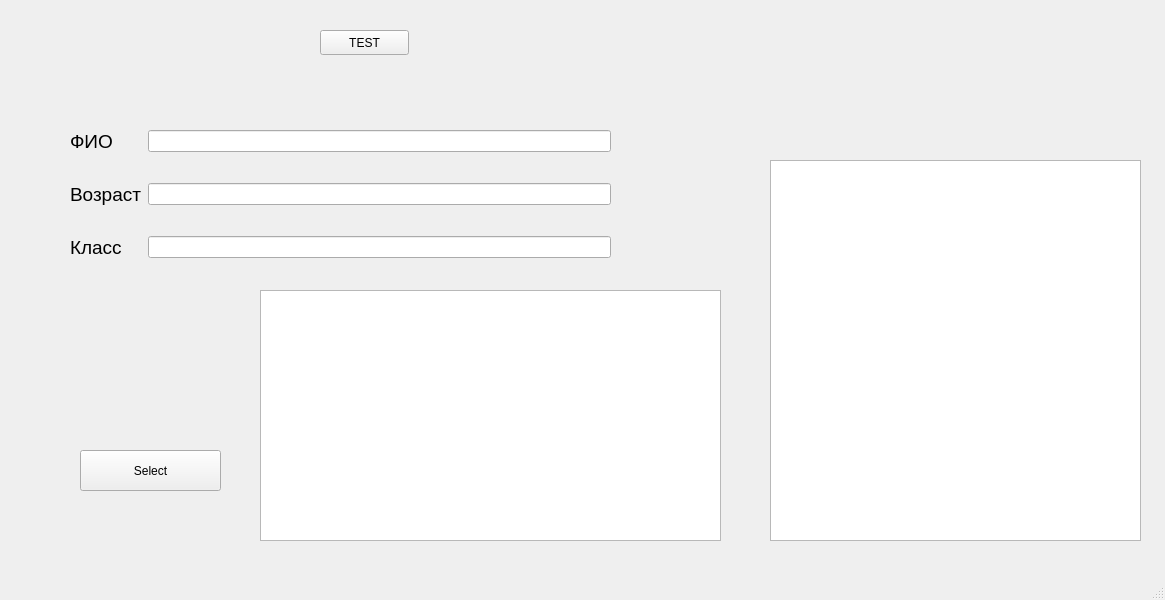
Old version of the form PeopleBaza/mainwindow.ui in the repository piza0-0/BankRegister.
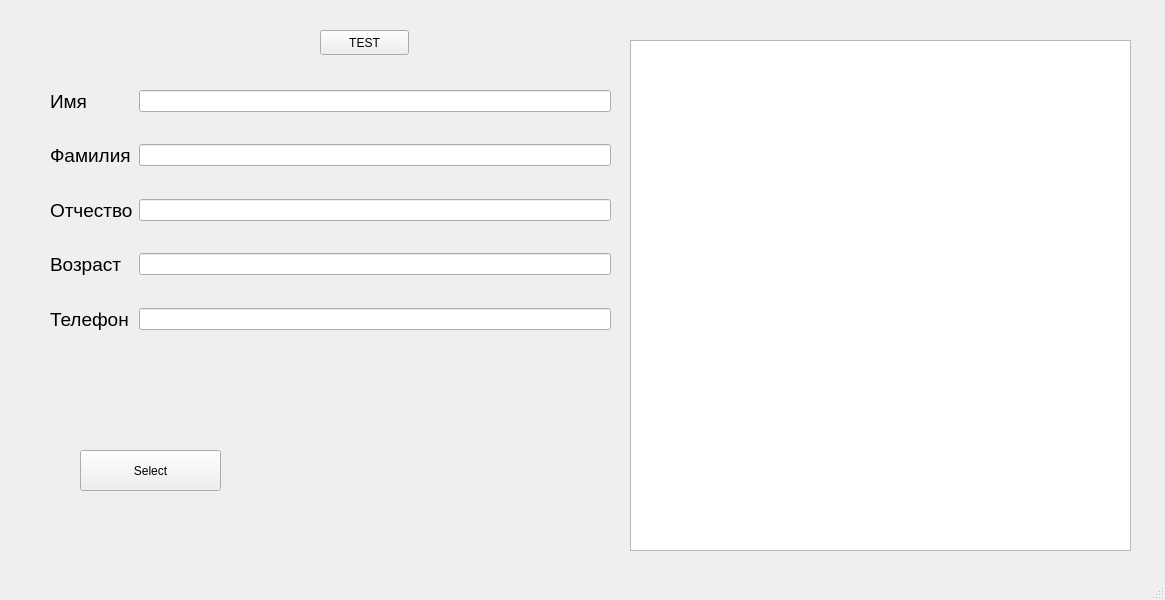
New version of the form.

Commit message: Add differnt lines for data input

Diff of the .ui file:
```diff
--- a/PeopleBaza/mainwindow.ui
+++ b/PeopleBaza/mainwindow.ui
@@ -30,10 +30,10 @@
    <widget class="QWidget" name="layoutWidget">
     <property name="geometry">
      <rect>
-      <x>70</x>
-      <y>130</y>
-      <width>541</width>
-      <height>129</height>
+      <x>50</x>
+      <y>90</y>
+      <width>561</width>
+      <height>241</height>
      </rect>
     </property>
     <property name="sizePolicy">
@@ -43,24 +43,6 @@
      </sizepolicy>
     </property>
     <layout class="QFormLayout" name="formLayout">
-     <item row="0" column="0">
-      <widget class="QLabel" name="label">
-       <property name="sizePolicy">
-        <sizepolicy hsizetype="Preferred" vsizetype="Fixed">
-         <horstretch>0</horstretch>
-         <verstretch>0</verstretch>
-        </sizepolicy>
-       </property>
-       <property name="font">
-        <font>
-         <pointsize>14</pointsize>
-        </font>
-       </property>
-       <property name="text">
-        <string>ФИО</string>
-       </property>
-      </widget>
-     </item>
      <item row="0" column="1">
       <widget class="QLineEdit" name="lineEdit_name">
        <property name="sizePolicy">
@@ -77,8 +59,8 @@
        </property>
       </widget>
      </item>
-     <item row="2" column="0">
-      <widget class="QLabel" name="label_4">
+     <item row="6" column="0">
+      <widget class="QLabel" name="label_age">
        <property name="font">
         <font>
          <pointsize>14</pointsize>
@@ -89,7 +71,7 @@
        </property>
       </widget>
      </item>
-     <item row="2" column="1">
+     <item row="6" column="1">
       <widget class="QLineEdit" name="lineEdit_age">
        <property name="maximumSize">
         <size>
@@ -99,7 +81,7 @@
        </property>
       </widget>
      </item>
-     <item row="3" column="1">
+     <item row="7" column="1">
       <spacer name="verticalSpacer_3">
        <property name="orientation">
         <enum>Qt::Vertical</enum>
@@ -112,20 +94,20 @@
        </property>
       </spacer>
      </item>
-     <item row="4" column="0">
-      <widget class="QLabel" name="label_5">
+     <item row="8" column="0">
+      <widget class="QLabel" name="label_phone">
        <property name="font">
         <font>
          <pointsize>14</pointsize>
         </font>
        </property>
        <property name="text">
-        <string>Класс</string>
+        <string>Телефон</string>
        </property>
       </widget>
      </item>
-     <item row="4" column="1">
-      <widget class="QLineEdit" name="lineEdit_grade">
+     <item row="8" column="1">
+      <widget class="QLineEdit" name="lineEdit_phone">
        <property name="maximumSize">
         <size>
          <width>16777215</width>
@@ -147,15 +129,92 @@
        </property>
       </spacer>
      </item>
+     <item row="2" column="1">
+      <widget class="QLineEdit" name="lineEdit_surname"/>
+     </item>
+     <item row="4" column="1">
+      <widget class="QLineEdit" name="lineEdit_patronymic"/>
+     </item>
+     <item row="0" column="0">
+      <widget class="QLabel" name="label_name">
+       <property name="sizePolicy">
+        <sizepolicy hsizetype="Preferred" vsizetype="Fixed">
+         <horstretch>0</horstretch>
+         <verstretch>0</verstretch>
+        </sizepolicy>
+       </property>
+       <property name="font">
+        <font>
+         <pointsize>14</pointsize>
+        </font>
+       </property>
+       <property name="text">
+        <string>Имя</string>
+       </property>
+       <property name="textFormat">
+        <enum>Qt::PlainText</enum>
+       </property>
+      </widget>
+     </item>
+     <item row="3" column="1">
+      <spacer name="verticalSpacer">
+       <property name="orientation">
+        <enum>Qt::Vertical</enum>
+       </property>
+       <property name="sizeHint" stdset="0">
+        <size>
+         <width>20</width>
+         <height>40</height>
+        </size>
+       </property>
+      </spacer>
+     </item>
+     <item row="5" column="1">
+      <spacer name="verticalSpacer_2">
+       <property name="orientation">
+        <enum>Qt::Vertical</enum>
+       </property>
+       <property name="sizeHint" stdset="0">
+        <size>
+         <width>20</width>
+         <height>40</height>
+        </size>
+       </property>
+      </spacer>
+     </item>
+     <item row="2" column="0">
+      <widget class="QLabel" name="label_surname">
+       <property name="font">
+        <font>
+         <pointsize>14</pointsize>
+        </font>
+       </property>
+       <property name="text">
+        <string>Фамилия</string>
+       </property>
+      </widget>
+     </item>
+     <item row="4" column="0">
+      <widget class="QLabel" name="label_patronymic">
+       <property name="font">
+        <font>
+         <pointsize>14</pointsize>
+        </font>
+       </property>
+       <property name="text">
+        <string>Отчество</string>
+       </property>
+      </widget>
+     </item>
     </layout>
    </widget>
    <widget class="QTableWidget" name="tableWidget_List">
     <property name="geometry">
      <rect>
-      <x>260</x>
-      <y>290</y>
-      <width>461</width>
-      <height>251</height>
+      <x>630</x>
+      <y>40</y>
+      <width>501</width>
+      <height>511</height>
      </rect>
     </property>
    </widget>
@@ -172,16 +231,6 @@
      <string>TEST</string>
     </property>
    </widget>
-   <widget class="QTableView" name="tableView">
-    <property name="geometry">
-     <rect>
-      <x>770</x>
-      <y>160</y>
-      <width>371</width>
-      <height>381</height>
-     </rect>
-    </property>
-   </widget>
   </widget>
   <widget class="QMenuBar" name="menubar">
    <property name="geometry">
```
The commit also changes 9 other files.
